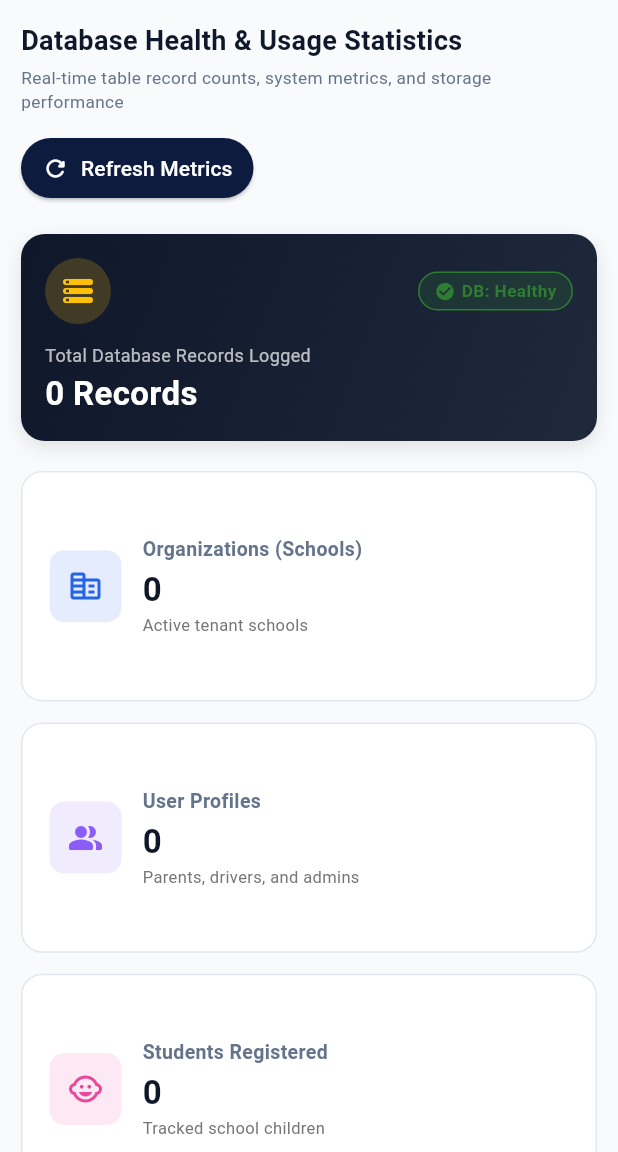
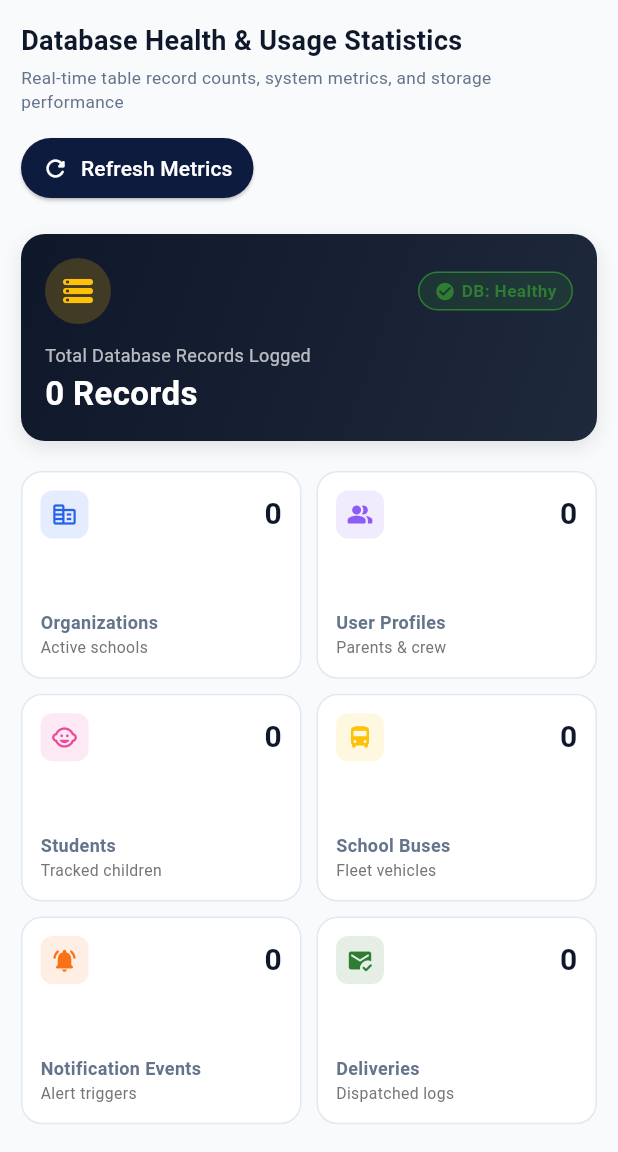
Before and after one commit to Shivam-Ranpise/saferoute, a Flutter app: the DbUsageStatsScreen screen opened by its route, on a phone screen of 412 x 824 dp, the part 84-1236 px from its top. Run offline on Flutter 3.47's test engine with Material 3 defaults, Android fonts, the phone set to English and light mode, and no system bars; our stand-ins replace firebase_core, firebase_messaging, flutter_local_notifications, flutter_map, flutter_riverpod, flutter_secure_storage and 7 more; accounts and stored records are empty.

Commit message:
fix(mobile): 2 cards per row in db stats, fix header text overflow, and responsive parent register dialog

```diff
--- a/apps/saferoute_admin/lib/src/features/admin/presentation/db_usage_stats_screen.dart
+++ b/apps/saferoute_admin/lib/src/features/admin/presentation/db_usage_stats_screen.dart
@@ -292,75 +292,78 @@ class _DbUsageStatsScreenState extends State<DbUsageStatsScreen> {
 
             const SizedBox(height: 20),
 
-            // Grid of Table Metrics
+            // Grid of Table Metrics (2 columns in mobile view)
             LayoutBuilder(
               builder: (context, constraints) {
-                final crossAxisCount = constraints.maxWidth > 900
-                    ? 3
-                    : constraints.maxWidth > 550
-                        ? 2
-                        : 1;
-                final childAspect = constraints.maxWidth < 420 ? 2.5 : 2.2;
+                final isNarrow = constraints.maxWidth < 750;
+                final crossAxisCount = constraints.maxWidth > 900 ? 3 : 2;
+                final childAspect = isNarrow ? 1.35 : 2.2;
                 return GridView.count(
                   shrinkWrap: true,
                   physics: const NeverScrollableScrollPhysics(),
                   crossAxisCount: crossAxisCount,
-                  crossAxisSpacing: 14,
-                  mainAxisSpacing: 14,
+                  crossAxisSpacing: isNarrow ? 10 : 14,
+                  mainAxisSpacing: isNarrow ? 10 : 14,
                   childAspectRatio: childAspect,
                   children: [
                     _buildStatCard(
-                      title: 'Organizations (Schools)',
+                      title: 'Organizations',
                       count: _orgsCount,
                       icon: Icons.corporate_fare_rounded,
                       color: const Color(0xFF2563EB),
-                      subtitle: 'Active tenant schools',
+                      subtitle: 'Active schools',
+                      isMobile: isNarrow,
                     ),
                     _buildStatCard(
                       title: 'User Profiles',
                       count: _profilesCount,
                       icon: Icons.people_alt_rounded,
-                      color: const Color(0xFF8B5CF6), // Purple
-                      subtitle: 'Parents, drivers, and admins',
+                      color: const Color(0xFF8B5CF6),
+                      subtitle: 'Parents & crew',
+                      isMobile: isNarrow,
                     ),
                     _buildStatCard(
-                      title: 'Students Registered',
+                      title: 'Students',
                       count: _studentsCount,
                       icon: Icons.child_care_rounded,
-                      color: const Color(0xFFEC4899), // Pink
-                      subtitle: 'Tracked school children',
+                      color: const Color(0xFFEC4899),
+                      subtitle: 'Tracked children',
+                      isMobile: isNarrow,
                     ),
                     _buildStatCard(
                       title: 'School Buses',
                       count: _busesCount,
                       icon: Icons.directions_bus_rounded,
                       color: AdminColors.yellow,
-                      subtitle: 'Active fleet vehicles',
+                      subtitle: 'Fleet vehicles',
+                      isMobile: isNarrow,
                     ),
                     _buildStatCard(
                       title: 'Notification Events',
                       count: _eventsCount,
                       icon: Icons.notifications_active_rounded,
-                      color: const Color(0xFFF97316), // Orange
-                      subtitle: 'Logged alert triggers',
+                      color: const Color(0xFFF97316),
+                      subtitle: 'Alert triggers',
+                      isMobile: isNarrow,
                     ),
                     _buildStatCard(
-                      title: 'Notification Deliveries',
+                      title: 'Deliveries',
                       count: _deliveriesCount,
                       icon: Icons.mark_email_read_rounded,
                       color: AdminColors.safetyGreen,
-                      subtitle: 'Dispatched push & SMS logs',
+                      subtitle: 'Dispatched logs',
+                      isMobile: isNarrow,
                     ),
                   ],
                 );
               },
             ),
 
-            const SizedBox(height: 24),
+            const SizedBox(height: 20),
 
             // Supabase Free Tier Allocation Breakdown Card
             Container(
-              padding: const EdgeInsets.all(20),
+              padding: EdgeInsets.all(isMobile ? 16 : 20),
               decoration: BoxDecoration(
                 color: Colors.white,
                 borderRadius: BorderRadius.circular(14),
@@ -380,12 +383,14 @@ class _DbUsageStatsScreenState extends State<DbUsageStatsScreen> {
                         child: const Icon(Icons.bolt_rounded, color: Color(0xFF3ECF8E), size: 20),
                       ),
                       const SizedBox(width: 10),
-                      const Text(
-                        'Supabase Free Tier Limits & Resource Allocation',
+                      Expanded(
+                        child: Text(
+                          'Supabase Free Tier Limits & Allocation',
                           style: TextStyle(
-                          fontSize: 16,
+                            fontSize: isMobile ? 14 : 16,
                             fontWeight: FontWeight.bold,
                             color: AdminColors.textPrimary,
+                          ),
                         ),
                       ),
                     ],
@@ -426,11 +431,11 @@ class _DbUsageStatsScreenState extends State<DbUsageStatsScreen> {
               ),
             ),
 
-            const SizedBox(height: 24),
+            const SizedBox(height: 20),
 
             // Database Tables & Records DataTable
             Container(
-              padding: const EdgeInsets.all(20),
+              padding: EdgeInsets.all(isMobile ? 16 : 20),
               decoration: BoxDecoration(
                 color: Colors.white,
                 borderRadius: BorderRadius.circular(14),
@@ -439,16 +444,18 @@ class _DbUsageStatsScreenState extends State<DbUsageStatsScreen> {
               child: Column(
                 crossAxisAlignment: CrossAxisAlignment.start,
                 children: [
-                  const Row(
+                  Row(
                     children: [
-                      Icon(Icons.table_chart_rounded, color: AdminColors.deepNavy, size: 20),
-                      SizedBox(width: 10),
-                      Text(
-                        'Database Schema & Table Breakdown Table',
+                      const Icon(Icons.table_chart_rounded, color: AdminColors.deepNavy, size: 20),
+                      const SizedBox(width: 10),
+                      Expanded(
+                        child: Text(
+                          'Database Schema & Table Breakdown',
                           style: TextStyle(
-                          fontSize: 16,
+                            fontSize: isMobile ? 14 : 16,
                             fontWeight: FontWeight.bold,
                             color: AdminColors.textPrimary,
+                          ),
                         ),
                       ),
                     ],
@@ -490,9 +497,9 @@ class _DbUsageStatsScreenState extends State<DbUsageStatsScreen> {
               ),
             ),
 
-            const SizedBox(height: 24),
+            const SizedBox(height: 20),
             Container(
-              padding: const EdgeInsets.all(20),
+              padding: EdgeInsets.all(isMobile ? 16 : 20),
               decoration: BoxDecoration(
                 color: Colors.white,
                 borderRadius: BorderRadius.circular(14),
@@ -501,10 +508,10 @@ class _DbUsageStatsScreenState extends State<DbUsageStatsScreen> {
               child: Column(
                 crossAxisAlignment: CrossAxisAlignment.start,
                 children: [
-                  const Text(
+                  Text(
                     'Infrastructure & Connection Details',
                     style: TextStyle(
-                      fontSize: 16,
+                      fontSize: isMobile ? 14 : 16,
                       fontWeight: FontWeight.bold,
                       color: AdminColors.textPrimary,
                     ),
@@ -534,15 +541,70 @@ class _DbUsageStatsScreenState extends State<DbUsageStatsScreen> {
     required IconData icon,
     required Color color,
     required String subtitle,
+    bool isMobile = false,
   }) {
     return Container(
-      padding: const EdgeInsets.all(18),
+      padding: EdgeInsets.all(isMobile ? 12 : 16),
       decoration: BoxDecoration(
         color: Colors.white,
         borderRadius: BorderRadius.circular(14),
         border: Border.all(color: AdminColors.border),
       ),
-      child: Row(
+      child: isMobile
+          ? Column(
+              crossAxisAlignment: CrossAxisAlignment.start,
+              mainAxisAlignment: MainAxisAlignment.spaceBetween,
+              children: [
+                Row(
+                  mainAxisAlignment: MainAxisAlignment.spaceBetween,
+                  children: [
+                    Container(
+                      padding: const EdgeInsets.all(7),
+                      decoration: BoxDecoration(
+                        color: color.withValues(alpha: 0.12),
+                        borderRadius: BorderRadius.circular(8),
+                      ),
+                      child: Icon(icon, color: color, size: 18),
+                    ),
+                    Text(
+                      '$count',
+                      style: const TextStyle(
+                        fontSize: 20,
+                        fontWeight: FontWeight.bold,
+                        color: AdminColors.textPrimary,
+                      ),
+                    ),
+                  ],
+                ),
+                const SizedBox(height: 4),
+                Column(
+                  crossAxisAlignment: CrossAxisAlignment.start,
+                  children: [
+                    Text(
+                      title,
+                      style: const TextStyle(
+                        fontSize: 12,
+                        fontWeight: FontWeight.w600,
+                        color: AdminColors.textSecondary,
+                      ),
+                      maxLines: 1,
+                      overflow: TextOverflow.ellipsis,
+                    ),
+                    const SizedBox(height: 1),
+                    Text(
+                      subtitle,
+                      style: TextStyle(
+                        fontSize: 10.5,
+                        color: Colors.grey.shade600,
+                      ),
+                      maxLines: 1,
+                      overflow: TextOverflow.ellipsis,
+                    ),
+                  ],
+                ),
+              ],
+            )
+          : Row(
               children: [
                 Container(
                   padding: const EdgeInsets.all(12),
@@ -565,6 +627,8 @@ class _DbUsageStatsScreenState extends State<DbUsageStatsScreen> {
                           fontWeight: FontWeight.w600,
                           color: AdminColors.textSecondary,
                         ),
+                        maxLines: 1,
+                        overflow: TextOverflow.ellipsis,
                       ),
                       const SizedBox(height: 2),
                       Text(
@@ -581,6 +645,8 @@ class _DbUsageStatsScreenState extends State<DbUsageStatsScreen> {
                           fontSize: 11,
                           color: Colors.grey.shade600,
                         ),
+                        maxLines: 1,
+                        overflow: TextOverflow.ellipsis,
                       ),
                     ],
                   ),
--- a/apps/saferoute_admin/lib/src/features/admin/presentation/parents_management_screen.dart
+++ b/apps/saferoute_admin/lib/src/features/admin/presentation/parents_management_screen.dart
@@ -341,11 +341,15 @@ class _ParentsManagementScreenState
             children: [
               Icon(Icons.person_add_alt_1_rounded, color: AdminColors.deepNavy),
               SizedBox(width: 10),
-              Text(
-                'Register Parent Account',
+              Expanded(
+                child: Text(
+                  'Register Parent',
                   style: TextStyle(
                     fontWeight: FontWeight.bold,
                     color: AdminColors.textPrimary,
+                    fontSize: 18,
+                  ),
+                  overflow: TextOverflow.ellipsis,
                 ),
               ),
             ],
@@ -548,11 +552,15 @@ class _ParentsManagementScreenState
             children: [
               Icon(Icons.edit_rounded, color: AdminColors.deepNavy),
               SizedBox(width: 10),
-              Text(
+              Expanded(
+                child: Text(
                   'Edit Parent Details',
                   style: TextStyle(
                     fontWeight: FontWeight.bold,
                     color: AdminColors.textPrimary,
+                    fontSize: 18,
+                  ),
+                  overflow: TextOverflow.ellipsis,
                 ),
               ),
             ],
```
Also changed, not shown: 4 other files. Lines whose indentation alone changed are shown as unchanged.
